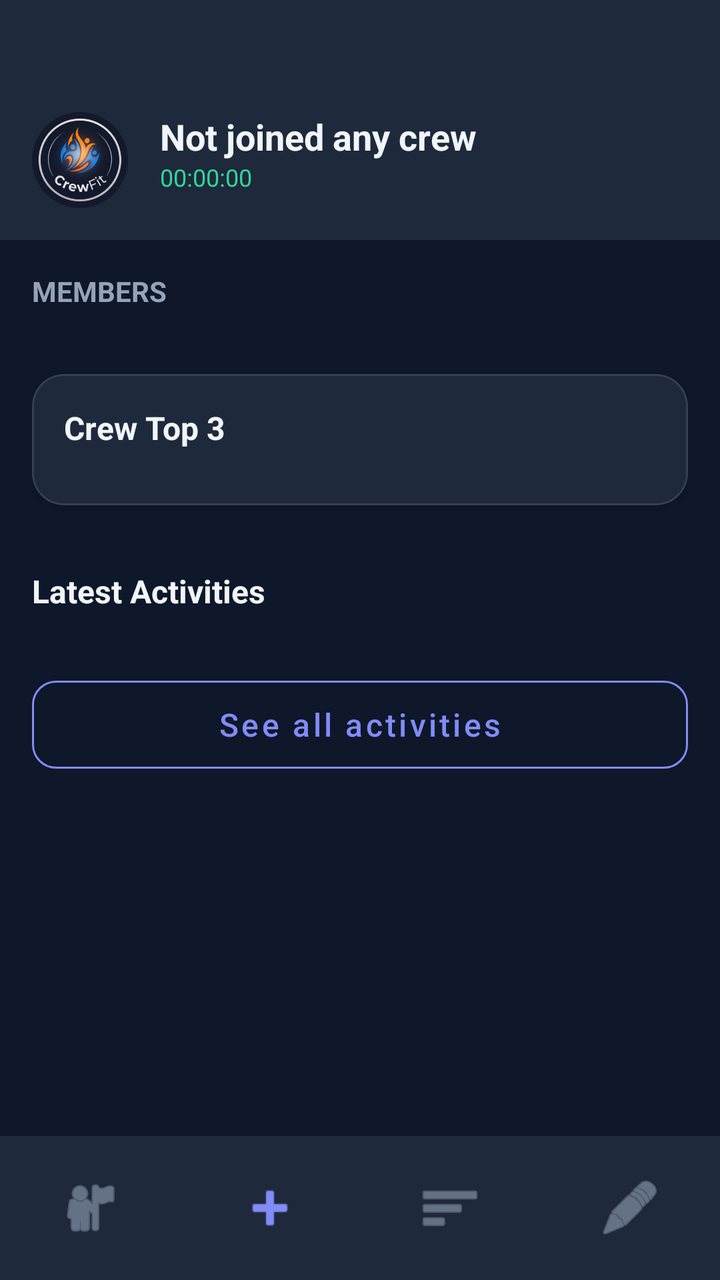
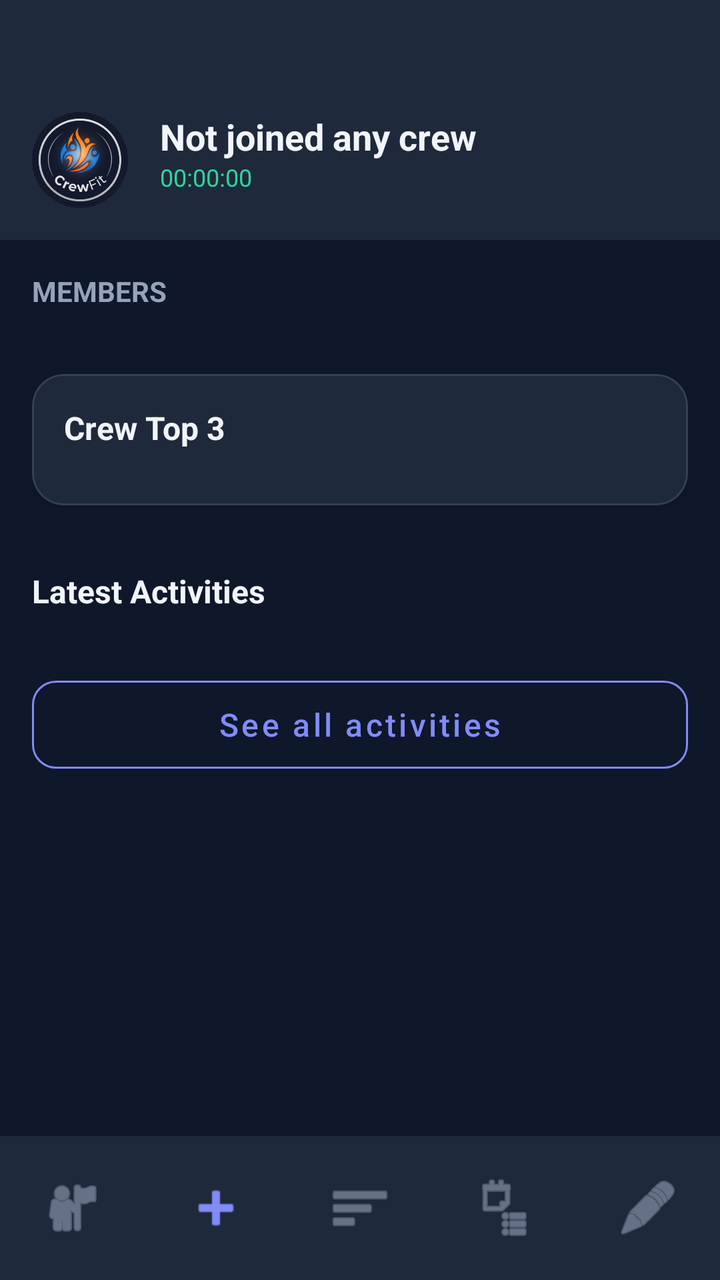

Compare the two renders of this Android layout. The source of the first and the diff that turns it into the second are given below.
<!-- AndroidManifest.xml: application theme Theme.MobileSE -->
<!-- res/layout/screen_main_hub.xml -->
<?xml version="1.0" encoding="utf-8"?>
<androidx.constraintlayout.widget.ConstraintLayout xmlns:android="http://schemas.android.com/apk/res/android"
    xmlns:app="http://schemas.android.com/apk/res-auto"
    android:layout_width="match_parent"
    android:layout_height="match_parent"
    android:background="@color/background">

    
    <androidx.constraintlayout.widget.ConstraintLayout
        android:id="@+id/clHeader"
        android:layout_width="match_parent"
        android:layout_height="wrap_content"
        android:paddingTop="56dp"
        android:paddingStart="16dp"
        android:paddingEnd="16dp"
        android:paddingBottom="16dp"
        android:background="@color/surface"
        app:layout_constraintTop_toTopOf="parent">

        <com.google.android.material.card.MaterialCardView
            android:id="@+id/cvHomeLogoContainer"
            android:layout_width="48dp"
            android:layout_height="48dp"
            app:cardCornerRadius="24dp"
            app:cardElevation="0dp"
            app:strokeWidth="0dp"
            app:cardBackgroundColor="@android:color/transparent"
            app:layout_constraintTop_toTopOf="parent"
            app:layout_constraintStart_toStartOf="parent">

            <ImageView
                android:id="@+id/ivHomeLogo"
                android:layout_width="match_parent"
                android:layout_height="match_parent"
                android:src="@drawable/logo_new"
                android:contentDescription="@string/logo_desc"
                android:scaleType="centerCrop"
                android:padding="0dp" />
        </com.google.android.material.card.MaterialCardView>

        <TextView
            android:id="@+id/tvHomeCrewName"
            android:layout_width="0dp"
            android:layout_height="wrap_content"
            android:text="@string/no_crew_joined"
            android:textSize="18sp"
            android:textStyle="bold"
            android:textColor="@color/text_main"
            android:layout_marginStart="16dp"
            app:layout_constraintTop_toTopOf="@id/cvHomeLogoContainer"
            app:layout_constraintStart_toEndOf="@id/cvHomeLogoContainer"
            app:layout_constraintEnd_toEndOf="parent" />

        <TextView
            android:id="@+id/tvGermanTime"
            android:layout_width="wrap_content"
            android:layout_height="wrap_content"
            android:text="00:00:00"
            android:textSize="12sp"
            android:textColor="@color/accent"
            android:layout_marginStart="16dp"
            app:layout_constraintTop_toBottomOf="@id/tvHomeCrewName"
            app:layout_constraintStart_toEndOf="@id/cvHomeLogoContainer" />
    </androidx.constraintlayout.widget.ConstraintLayout>

    <ScrollView
        android:layout_width="match_parent"
        android:layout_height="0dp"
        android:fillViewport="true"
        app:layout_constraintTop_toBottomOf="@id/clHeader"
        app:layout_constraintBottom_toTopOf="@id/llBottomNav">

        <LinearLayout
            android:layout_width="match_parent"
            android:layout_height="wrap_content"
            android:orientation="vertical"
            android:padding="16dp">

            <TextView
                android:layout_width="wrap_content"
                android:layout_height="wrap_content"
                android:text="@string/members_label"
                android:textSize="14sp"
                android:textStyle="bold"
                android:textColor="@color/text_secondary"
                android:textAllCaps="true" />

            <HorizontalScrollView
                android:id="@+id/hsvMembers"
                android:layout_width="match_parent"
                android:layout_height="wrap_content"
                android:layout_marginTop="8dp"
                android:scrollbars="none">

                <LinearLayout
                    android:id="@+id/llMembersContainer"
                    android:layout_width="wrap_content"
                    android:layout_height="wrap_content"
                    android:orientation="horizontal"
                    android:gravity="center_vertical" />
            </HorizontalScrollView>

            <com.google.android.material.card.MaterialCardView
                android:layout_width="match_parent"
                android:layout_height="wrap_content"
                android:layout_marginTop="24dp"
                app:cardCornerRadius="16dp"
                app:cardElevation="2dp"
                app:strokeWidth="1dp"
                app:strokeColor="@color/divider">

                <LinearLayout
                    android:layout_width="match_parent"
                    android:layout_height="wrap_content"
                    android:orientation="vertical"
                    android:padding="16dp">

                    <TextView
                        android:id="@+id/tvRankingLabel"
                        android:layout_width="wrap_content"
                        android:layout_height="wrap_content"
                        android:text="@string/top_3_label"
                        android:textSize="16sp"
                        android:textStyle="bold"
                        android:textColor="@color/text_main" />

                    <LinearLayout
                        android:id="@+id/llRankingContainer"
                        android:layout_width="match_parent"
                        android:layout_height="wrap_content"
                        android:orientation="vertical"
                        android:layout_marginTop="12dp" />
                </LinearLayout>
            </com.google.android.material.card.MaterialCardView>

            <TextView
                android:id="@+id/tvLatestActivitiesLabel"
                android:layout_width="wrap_content"
                android:layout_height="wrap_content"
                android:text="@string/latest_activities_label"
                android:textSize="16sp"
                android:textStyle="bold"
                android:textColor="@color/text_main"
                android:layout_marginTop="32dp" />

            <LinearLayout
                android:id="@+id/llLatestActivitiesContainer"
                android:layout_width="match_parent"
                android:layout_height="wrap_content"
                android:orientation="vertical"
                android:layout_marginTop="12dp" />

            <Button
                android:id="@+id/btnAllActivities"
                style="@style/Widget.MaterialComponents.Button.OutlinedButton"
                android:layout_width="match_parent"
                android:layout_height="56dp"
                android:layout_marginTop="16dp"
                android:layout_marginBottom="8dp"
                android:text="@string/see_all_activities"
                android:textAllCaps="false"
                android:textSize="16sp"
                android:textColor="@color/primary"
                app:strokeColor="@color/primary"
                app:cornerRadius="12dp" />

        </LinearLayout>
    </ScrollView>

    <LinearLayout
        android:id="@+id/llBottomNav"
        android:layout_width="match_parent"
        android:layout_height="72dp"
        android:background="@color/surface"
        android:orientation="horizontal"
        android:elevation="16dp"
        app:layout_constraintBottom_toBottomOf="parent">

        <ImageButton
            android:id="@+id/btnCrewOverviewIcon"
            android:layout_width="0dp"
            android:layout_height="match_parent"
            android:layout_weight="1"
            android:src="@android:drawable/ic_menu_myplaces"
            android:background="?android:attr/selectableItemBackgroundBorderless"
            android:contentDescription="@string/your_crew"
            app:tint="@color/text_secondary" />

        <ImageButton
            android:id="@+id/btnAddActivityIcon"
            android:layout_width="0dp"
            android:layout_height="match_parent"
            android:layout_weight="1"
            android:src="@android:drawable/ic_input_add"
            android:background="?android:attr/selectableItemBackgroundBorderless"
            android:contentDescription="Add"
            app:tint="@color/primary" />

        <ImageButton
            android:id="@+id/btnDashboardIcon"
            android:layout_width="0dp"
            android:layout_height="match_parent"
            android:layout_weight="1"
            android:src="@android:drawable/ic_menu_sort_by_size"
            android:background="?android:attr/selectableItemBackgroundBorderless"
            android:contentDescription="@string/crew_ranking"
            app:tint="@color/text_secondary" />

        

        <ImageButton
            android:id="@+id/btnProfileIcon"
            android:layout_width="0dp"
            android:layout_height="match_parent"
            android:layout_weight="1"
            android:src="@android:drawable/ic_menu_edit"
            android:background="?android:attr/selectableItemBackgroundBorderless"
            android:contentDescription="@string/my_profile"
            app:tint="@color/text_secondary" />

    </LinearLayout>

</androidx.constraintlayout.widget.ConstraintLayout>
<!-- resources referenced by this layout -->
<resources>
  <color name="accent">#34D399</color>
  <color name="background">#0F172A</color>
  <color name="divider">#334155</color>
  <color name="primary">#818CF8</color>
  <color name="surface">#1E293B</color>
  <color name="text_main">#F1F5F9</color>
  <color name="text_secondary">#94A3B8</color>
  <!-- drawable logo_new: png bitmap (drawable, 164477 bytes) -->
  <string name="crew_ranking">Crew Leaderboard</string>
  <string name="latest_activities_label">Latest Activities</string>
  <string name="logo_desc">CrewFit Logo</string>
  <string name="members_label">Members</string>
  <string name="my_profile">My Profile</string>
  <string name="no_crew_joined">Not joined any crew</string>
  <string name="see_all_activities">See all activities</string>
  <string name="top_3_label">Crew Top 3</string>
  <string name="your_crew">Your Crew</string>
  <style name="Theme.MobileSE" parent="Base.Theme.MobileSE" />
  <style name="Base.Theme.MobileSE" parent="Theme.MaterialComponents.NoActionBar">
          
          <item name="colorPrimary">@color/primary</item>
          <item name="colorPrimaryVariant">@color/primary_dark</item>
          <item name="colorOnPrimary">@color/background</item>
          
          <item name="colorSecondary">@color/accent</item>
          <item name="colorSecondaryVariant">@color/accent</item>
          <item name="colorOnSecondary">@color/background</item>
          
          <item name="android:statusBarColor">@color/background</item>
          <item name="android:windowLightStatusBar">false</item>
          
          <item name="android:windowBackground">@color/background</item>
  
          
          <item name="android:textColorPrimary">@color/text_main</item>
          <item name="android:textColorSecondary">@color/text_secondary</item>
  
          
          <item name="materialCardViewStyle">@style/Widget.App.CardView</item>
      </style>
  <color name="primary_dark">#6366F1</color>
  <style name="Widget.App.CardView" parent="Widget.MaterialComponents.CardView">
          <item name="cardBackgroundColor">@color/surface</item>
          <item name="cardElevation">2dp</item>
          <item name="shapeAppearanceOverlay">@style/ShapeAppearance.App.MediumComponent</item>
      </style>
  <style name="ShapeAppearance.App.MediumComponent" parent="ShapeAppearance.MaterialComponents.MediumComponent">
          <item name="cornerFamily">rounded</item>
          <item name="cornerSize">16dp</item>
      </style>
</resources>

<!-- the commit's change to res/layout/screen_main_hub.xml (unified diff, before → after) -->
@@ -209,6 +209,16 @@
         
 
         <ImageButton
+            android:id="@+id/btnChallengesIcon"
+            android:layout_width="0dp"
+            android:layout_height="match_parent"
+            android:layout_weight="1"
+            android:src="@android:drawable/ic_menu_agenda"
+            android:background="?android:attr/selectableItemBackgroundBorderless"
+            android:contentDescription="@string/crew_challenges_title"
+            app:tint="@color/text_secondary" />
+
+        <ImageButton
             android:id="@+id/btnProfileIcon"
             android:layout_width="0dp"
             android:layout_height="match_parent"
<!-- resource entries referenced after the edit -->
@@ -8,6 +8,7 @@
   <color name="text_main">#F1F5F9</color>
   <color name="text_secondary">#94A3B8</color>
   <!-- drawable logo_new: png bitmap (drawable, 164477 bytes) -->
+  <string name="crew_challenges_title">Crew Challenges</string>
   <string name="crew_ranking">Crew Leaderboard</string>
   <string name="latest_activities_label">Latest Activities</string>
   <string name="logo_desc">CrewFit Logo</string>
